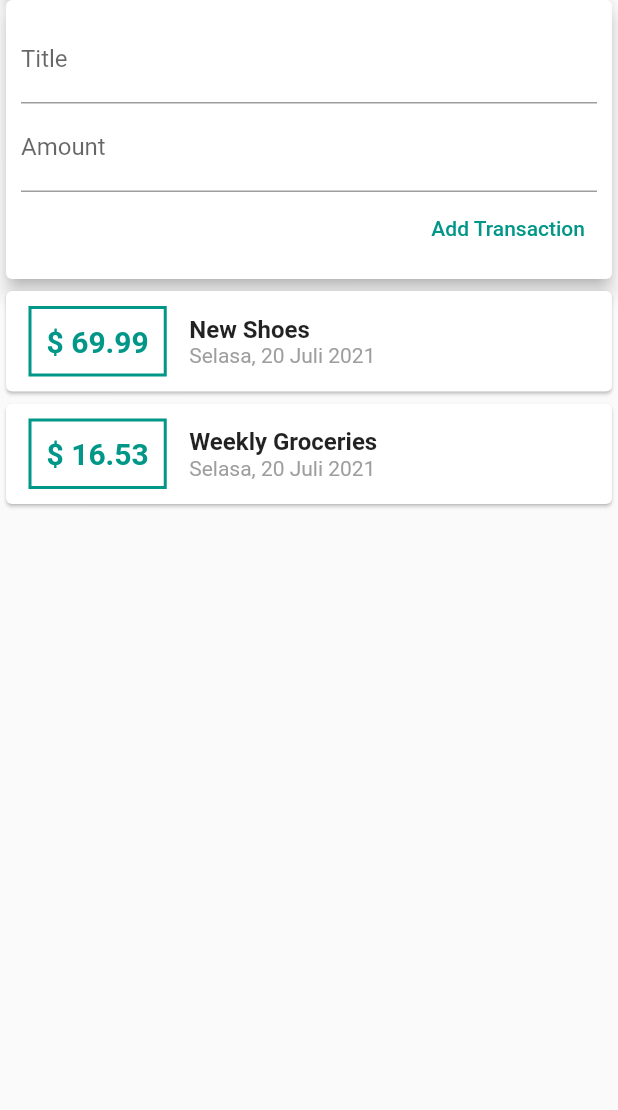
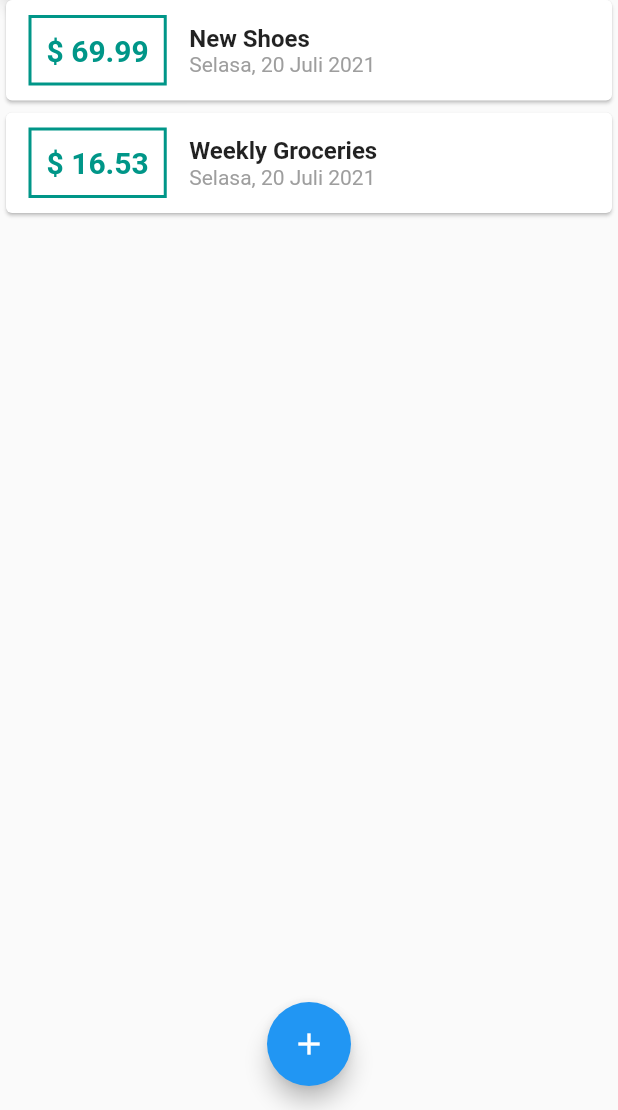
Before and after one commit to Dzaky02/expenses_app, a Flutter app: the screen it shows after launch, on a phone screen of 412 x 824 dp, the part 126-1236 px from its top. Run offline on Flutter 3.47's test engine with Material 2 defaults, Android fonts, the phone set to English and light mode, and no system bars.

Commit message:
Adding Floating button and Bottom Sheet.

```diff
--- a/lib/main.dart
+++ b/lib/main.dart
@@ -1,7 +1,9 @@
 import 'package:flutter/material.dart';
 import 'package:intl/date_symbol_data_local.dart';
 
-import './widgets/user_transactions.dart';
+import './models/transaction.dart';
+import './widgets/new_transaction_form.dart';
+import './widgets/transaction_list.dart';
 
 void main() {
   runApp(MyApp());
@@ -24,7 +26,48 @@ class MyApp extends StatelessWidget {
   }
 }
 
-class HomePage extends StatelessWidget {
+class HomePage extends StatefulWidget {
+  @override
+  _HomePageState createState() => _HomePageState();
+}
+
+class _HomePageState extends State<HomePage> {
+  final List<Transaction> _userTransactions = [
+    Transaction(
+      id: 't1',
+      title: 'New Shoes',
+      amount: 69.99,
+      date: DateTime.now(),
+    ),
+    Transaction(
+      id: 't2',
+      title: 'Weekly Groceries',
+      amount: 16.53,
+      date: DateTime.now(),
+    ),
+  ];
+
+  void _addNewTransaction(String title, double amount) {
+    final newTx = Transaction(
+      id: DateTime.now().millisecond.toString(),
+      title: title,
+      amount: amount,
+      date: DateTime.now(),
+    );
+
+    setState(() {
+      _userTransactions.add(newTx);
+    });
+  }
+
+  void _bottomSheetAddNewTransaction(BuildContext ctx) {
+    showModalBottomSheet(
+        context: ctx,
+        builder: (_) {
+          return NewTransactionForm(onSave: _addNewTransaction);
+        });
+  }
+
   @override
   Widget build(BuildContext context) {
     return Scaffold(
@@ -42,9 +85,14 @@ class HomePage extends StatelessWidget {
               ),
               elevation: 5,
             ),
-            UserTransactions(),
+            TransactionList(transactions: _userTransactions)
           ],
         ),
+      ),
+      floatingActionButtonLocation: FloatingActionButtonLocation.centerFloat,
+      floatingActionButton: FloatingActionButton(
+        onPressed: () => _bottomSheetAddNewTransaction(context),
+        child: Icon(Icons.add),
       ),
     );
   }
--- a/lib/widgets/user_transactions.dart
+++ /dev/null
@@ -1,50 +0,0 @@
-import 'package:expenses_app/models/transaction.dart';
-import 'package:flutter/material.dart';
-
-import './new_transaction_form.dart';
-import './transaction_list.dart';
-
-class UserTransactions extends StatefulWidget {
-  @override
-  _UserTransactionsState createState() => _UserTransactionsState();
-}
-
-class _UserTransactionsState extends State<UserTransactions> {
-  final List<Transaction> _userTransactions = [
-    Transaction(
-      id: 't1',
-      title: 'New Shoes',
-      amount: 69.99,
-      date: DateTime.now(),
-    ),
-    Transaction(
-      id: 't2',
-      title: 'Weekly Groceries',
-      amount: 16.53,
-      date: DateTime.now(),
-    ),
-  ];
-
-  void _addNewTransaction(String title, double amount) {
-    final newTx = Transaction(
-      id: DateTime.now().millisecond.toString(),
-      title: title,
-      amount: amount,
-      date: DateTime.now(),
-    );
-
-    setState(() {
-      _userTransactions.add(newTx);
-    });
-  }
-
-  @override
-  Widget build(BuildContext context) {
-    return Column(
-      children: [
-        NewTransactionForm(onSave: _addNewTransaction),
-        TransactionList(transactions: _userTransactions),
-      ],
-    );
-  }
-}
```
Also changed, not shown: lib/widgets/new_transaction_form.dart (+13 -5 lines).
